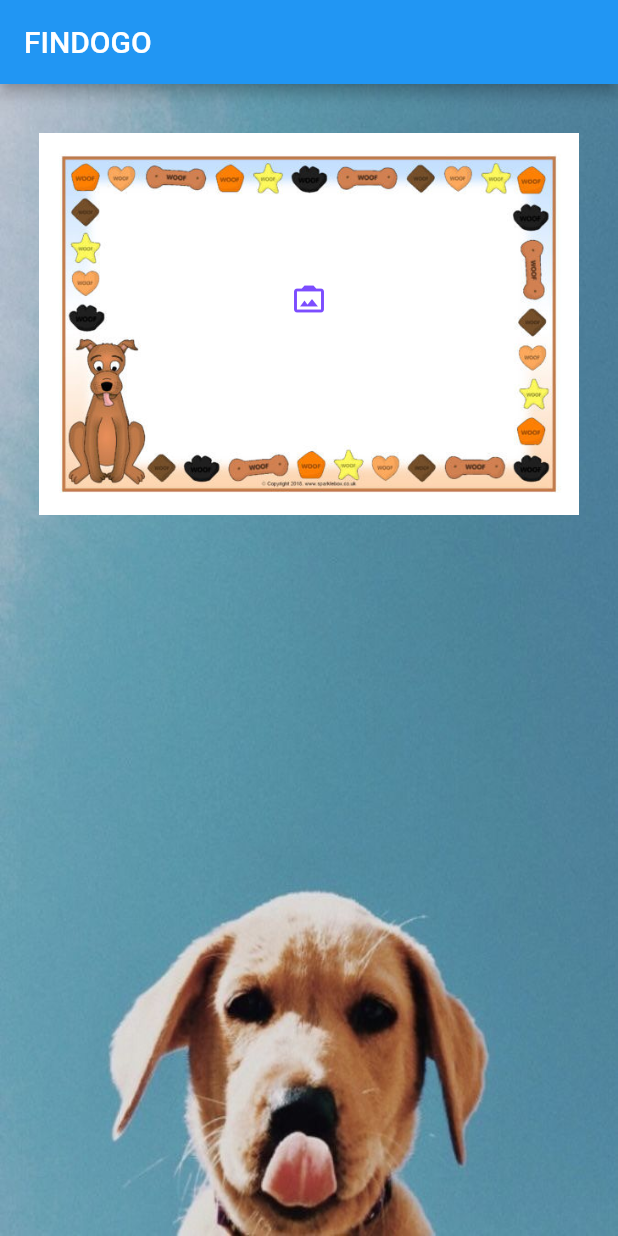
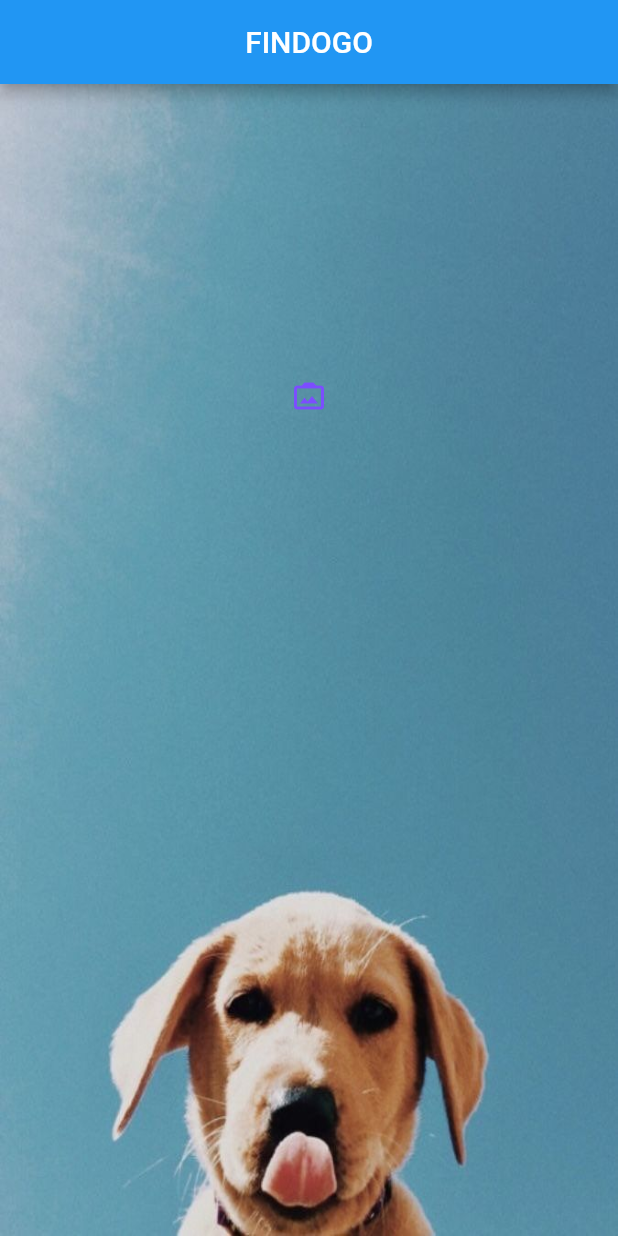
Before and after one commit to VSVEL/findogo, a Flutter app: the screen it shows after launch, on a phone screen of 412 x 824 dp. Run offline on Flutter 3.47's test engine with Material 2 defaults, Android fonts, the phone set to English and light mode, and no system bars; our stand-ins replace camera, get; missing offline and left inert: tflite.

```diff
--- a/lib/home.dart
+++ b/lib/home.dart
@@ -102,7 +102,7 @@ class _HomeState extends State<Home> {
     return SafeArea(
         child: Scaffold(
           appBar: AppBar(
-            title: Text("FINDOGO",),),
+            title: Text("FINDOGO",),centerTitle: true,),
           body: Container(
             decoration: BoxDecoration(
               image: DecorationImage(
@@ -117,27 +117,19 @@ class _HomeState extends State<Home> {
                   children: [
 
                     Center(
-                      child: Container(
-                        height: 320.0,
-                        width: 360.0,
-                        child: Image.asset("assets/frame.jpg"),
-                      ),
-                    ),
-
-                    Center(
                       child: TextButton(
                         onPressed: (){
 
                           initCamera();
                         },
                         child: Container(
-                          height: 270.0,
-                          width: 360.0,
+                          height: 400.0,
+                          width: 400.0,
                           child: imgCamera == null
                           ?
                               Container(
-                                height: 270.0,
-                                width: 360.0,
+                                height: 400.0,
+                                width: 400.0,
                                   child: Icon(Icons.photo_camera_back,color: Colors.deepPurpleAccent,)
                               )
                               :
--- a/lib/main.dart
+++ b/lib/main.dart
@@ -15,8 +15,8 @@ class MyApp extends StatelessWidget {
   // This widget is the root of your application.
   @override
   Widget build(BuildContext context) {
-    return GetMaterialApp(
-      title: 'FINDOGO',
+    return MaterialApp(
+      title: 'FINDOGgO',
       theme: ThemeData(
         primarySwatch: Colors.blue,
       ),
```
Also changed, not shown: pubspec.yaml (+7 -0 lines), assets/logo4.jpg (added), pubspec.lock, 23 other files.
